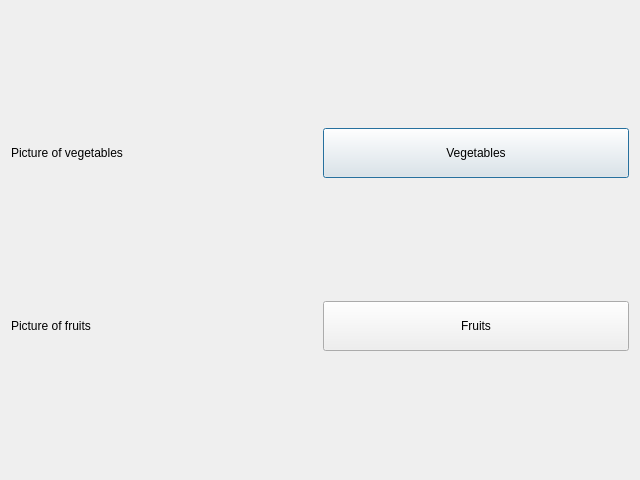
Before: the Qt Designer form custominput.ui in NoHeat/GUI, drawn with Qt 5.
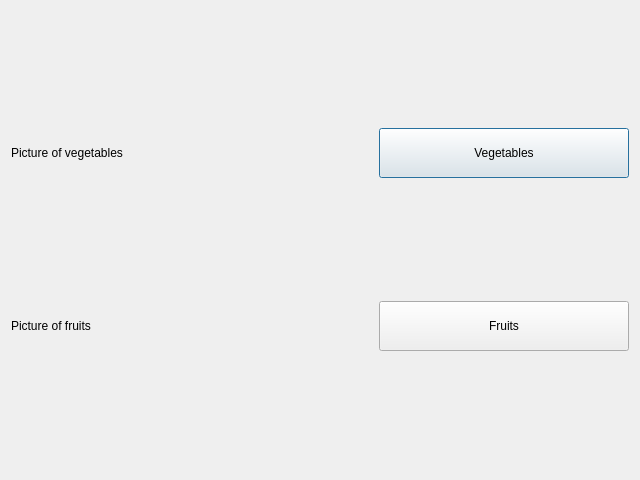
After: the same form once the commit is applied.

```diff
--- a/custominput.ui
+++ b/custominput.ui
@@ -31,6 +31,12 @@
          <height>50</height>
         </size>
        </property>
+       <property name="maximumSize">
+        <size>
+         <width>250</width>
+         <height>16777215</height>
+        </size>
+       </property>
        <property name="text">
         <string>Vegetables</string>
        </property>
@@ -55,6 +61,12 @@
          <height>50</height>
         </size>
        </property>
+       <property name="maximumSize">
+        <size>
+         <width>250</width>
+         <height>16777215</height>
+        </size>
+       </property>
        <property name="text">
         <string>Fruits</string>
        </property>
```
